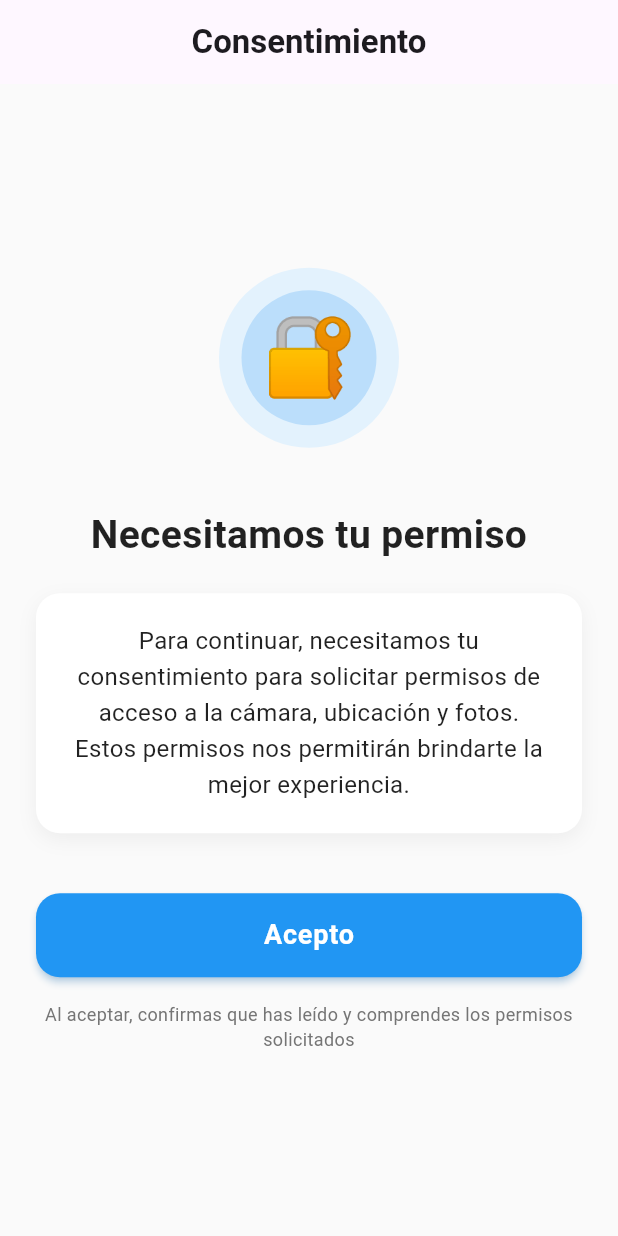
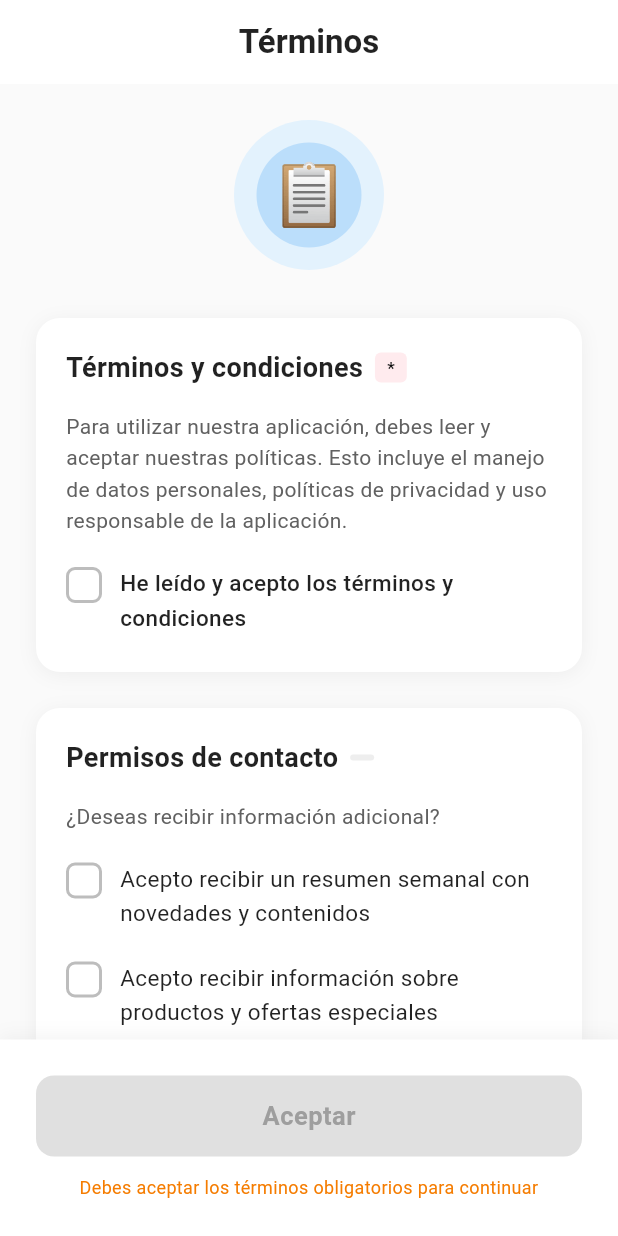
Before and after one commit to Bitboy7/ejemplo_pantalla_consentimiento, a Flutter app: the screen it shows after launch, on a phone screen of 412 x 824 dp. Run offline on Flutter 3.47's test engine with Material 3 defaults, Android fonts, the phone set to English and light mode, and no system bars; our stand-ins replace font_awesome_flutter, permission_handler, shared_preferences.

Commit message:
Refactor consent flow: replace ConsentScreen with TermsScreen and add terms acceptance handling

```diff
--- a/lib/main.dart
+++ b/lib/main.dart
@@ -1,5 +1,5 @@
 import 'package:flutter/material.dart';
-import 'screens/consent_screen.dart';
+import 'screens/terms_screen.dart';
 
 void main() {
   runApp(const ConsentApp());
@@ -14,7 +14,7 @@ class ConsentApp extends StatelessWidget {
     return MaterialApp(
       title: 'Pantalla de Consentimiento',
       theme: ThemeData(primarySwatch: Colors.blue),
-      home: const ConsentScreen(),
+      home: const TermsScreen(),
     );
   }
 }
--- a/lib/models/data_manager.dart
+++ b/lib/models/data_manager.dart
@@ -5,6 +5,9 @@ import 'package:shared_preferences/shared_preferences.dart';
 class DataManager {
   static const String _consentKey = 'user_consent_given';
   static const String _permissionsKey = 'permissions_status';
+  static const String _termsAcceptedKey = 'terms_accepted';
+  static const String _newsletterKey = 'accept_newsletter';
+  static const String _offersKey = 'accept_offers';
 
   /// Guarda si el usuario ha dado su consentimiento
   static Future<void> saveConsentStatus(bool consentGiven) async {
@@ -16,6 +19,40 @@ class DataManager {
   static Future<bool> getConsentStatus() async {
     final prefs = await SharedPreferences.getInstance();
     return prefs.getBool(_consentKey) ?? false;
+  }
+
+  /// Guarda si el usuario aceptó los términos y condiciones
+  static Future<void> saveTermsAccepted(bool accepted) async {
+    final prefs = await SharedPreferences.getInstance();
+    await prefs.setBool(_termsAcceptedKey, accepted);
+  }
+
+  /// Obtiene si el usuario aceptó los términos y condiciones
+  static Future<bool> getTermsAccepted() async {
+    final prefs = await SharedPreferences.getInstance();
+    return prefs.getBool(_termsAcceptedKey) ?? false;
+  }
+
+  /// Guarda las preferencias de contacto
+  static Future<void> saveContactPreferences({
+    required bool newsletter,
+    required bool offers,
+  }) async {
+    final prefs = await SharedPreferences.getInstance();
+    await prefs.setBool(_newsletterKey, newsletter);
+    await prefs.setBool(_offersKey, offers);
+  }
+
+  /// Obtiene si el usuario aceptó recibir newsletter
+  static Future<bool> getNewsletterPreference() async {
+    final prefs = await SharedPreferences.getInstance();
+    return prefs.getBool(_newsletterKey) ?? false;
+  }
+
+  /// Obtiene si el usuario aceptó recibir ofertas
+  static Future<bool> getOffersPreference() async {
+    final prefs = await SharedPreferences.getInstance();
+    return prefs.getBool(_offersKey) ?? false;
   }
 
   /// Guarda los estados de permisos
--- a/lib/screens/consent_screen.dart
+++ b/lib/screens/consent_screen.dart
@@ -56,7 +56,7 @@ class _ConsentScreenState extends State<ConsentScreen> {
       backgroundColor: Colors.grey.shade50,
       appBar: AppBar(
         title: const Text(
-          'Consentimiento',
+          'Permisos de la aplicación',
           style: TextStyle(fontWeight: FontWeight.w600),
         ),
         elevation: 0,
@@ -119,7 +119,7 @@ class _ConsentScreenState extends State<ConsentScreen> {
                   ],
                 ),
                 child: const Text(
-                  'Para continuar, necesitamos tu consentimiento para solicitar permisos de acceso a la cámara, ubicación y fotos. Estos permisos nos permitirán brindarte la mejor experiencia.',
+                  'Para continuar, necesitamos tu consentimiento para solicitar permisos de acceso a la cámara, ubicación y fotos. Esto nos permitirán brindarte la mejor experiencia.',
                   style: TextStyle(
                     fontSize: 16,
                     color: Colors.black87,
@@ -146,7 +146,7 @@ class _ConsentScreenState extends State<ConsentScreen> {
                     ),
                   ),
                   child: const Text(
-                    'Acepto',
+                    'Permitir',
                     style: TextStyle(
                       fontSize: 18,
                       fontWeight: FontWeight.w600,
--- /dev/null
+++ b/lib/screens/terms_screen.dart
@@ -0,0 +1,365 @@
+import 'package:flutter/material.dart';
+import '../models/data_manager.dart';
+import 'consent_screen.dart';
+
+/// Pantalla de aceptación de términos y condiciones
+class TermsScreen extends StatefulWidget {
+  const TermsScreen({super.key});
+
+  @override
+  State<TermsScreen> createState() => _TermsScreenState();
+}
+
+class _TermsScreenState extends State<TermsScreen> {
+  bool _acceptedTerms = false;
+  bool _acceptNewsletter = false;
+  bool _acceptOffers = false;
+
+  @override
+  void initState() {
+    super.initState();
+    _checkExistingTerms();
+  }
+
+  /// Verifica si ya se aceptaron los términos anteriormente
+  Future<void> _checkExistingTerms() async {
+    final termsAccepted = await DataManager.getTermsAccepted();
+    if (termsAccepted && mounted) {
+      Navigator.pushReplacement(
+        context,
+        MaterialPageRoute(builder: (_) => const ConsentScreen()),
+      );
+    }
+  }
+
+  /// Verifica si se puede continuar (términos obligatorios aceptados)
+  bool get _canContinue => _acceptedTerms;
+
+  /// Maneja el botón continuar
+  Future<void> _handleContinue() async {
+    if (!_canContinue) return;
+
+    // Guardar que el usuario aceptó los términos
+    await DataManager.saveTermsAccepted(true);
+
+    // Guardar las preferencias de contacto
+    await DataManager.saveContactPreferences(
+      newsletter: _acceptNewsletter,
+      offers: _acceptOffers,
+    );
+
+    if (mounted) {
+      Navigator.pushReplacement(
+        context,
+        MaterialPageRoute(builder: (_) => const ConsentScreen()),
+      );
+    }
+  }
+
+  @override
+  Widget build(BuildContext context) {
+    return Scaffold(
+      backgroundColor: Colors.grey.shade50,
+      appBar: AppBar(
+        title: const Text(
+          'Términos',
+          style: TextStyle(fontWeight: FontWeight.w600),
+        ),
+        elevation: 0,
+        centerTitle: true,
+        backgroundColor: Colors.white,
+        foregroundColor: Colors.black87,
+      ),
+      body: SafeArea(
+        child: Column(
+          children: [
+            Expanded(
+              child: SingleChildScrollView(
+                padding: const EdgeInsets.all(24.0),
+                child: Column(
+                  crossAxisAlignment: CrossAxisAlignment.start,
+                  children: [
+                    // Icono decorativo
+                    Center(
+                      child: Container(
+                        width: 100,
+                        height: 100,
+                        decoration: BoxDecoration(
+                          color: Colors.blue.shade50,
+                          shape: BoxShape.circle,
+                        ),
+                        child: Center(
+                          child: Container(
+                            width: 70,
+                            height: 70,
+                            decoration: BoxDecoration(
+                              color: Colors.blue.shade100,
+                              shape: BoxShape.circle,
+                            ),
+                            child: const Center(
+                              child: Text('📋', style: TextStyle(fontSize: 40)),
+                            ),
+                          ),
+                        ),
+                      ),
+                    ),
+                    const SizedBox(height: 32),
+
+                    // Sección obligatoria: Términos y condiciones
+                    _buildSection(
+                      title: 'Términos y condiciones',
+                      isRequired: true,
+                      child: Column(
+                        crossAxisAlignment: CrossAxisAlignment.start,
+                        children: [
+                          Text(
+                            'Para utilizar nuestra aplicación, debes leer y aceptar nuestras políticas. Esto incluye el manejo de datos personales, políticas de privacidad y uso responsable de la aplicación.',
+                            style: TextStyle(
+                              fontSize: 14,
+                              color: Colors.grey.shade700,
+                              height: 1.5,
+                            ),
+                          ),
+                          const SizedBox(height: 16),
+                          _buildCheckbox(
+                            value: _acceptedTerms,
+                            onChanged: (value) =>
+                                setState(() => _acceptedTerms = value ?? false),
+                            label:
+                                'He leído y acepto los términos y condiciones',
+                            isRequired: true,
+                          ),
+                        ],
+                      ),
+                    ),
+                    const SizedBox(height: 24),
+
+                    // Sección opcional: Permisos de contacto
+                    _buildSection(
+                      title: 'Permisos de contacto',
+                      isRequired: false,
+                      child: Column(
+                        crossAxisAlignment: CrossAxisAlignment.start,
+                        children: [
+                          Text(
+                            '¿Deseas recibir información adicional?',
+                            style: TextStyle(
+                              fontSize: 14,
+                              color: Colors.grey.shade700,
+                              height: 1.5,
+                            ),
+                          ),
+                          const SizedBox(height: 16),
+                          _buildCheckbox(
+                            value: _acceptNewsletter,
+                            onChanged: (value) => setState(
+                              () => _acceptNewsletter = value ?? false,
+                            ),
+                            label:
+                                'Acepto recibir un resumen semanal con novedades y contenidos',
+                            isRequired: false,
+                          ),
+                          const SizedBox(height: 12),
+                          _buildCheckbox(
+                            value: _acceptOffers,
+                            onChanged: (value) =>
+                                setState(() => _acceptOffers = value ?? false),
+                            label:
+                                'Acepto recibir información sobre productos y ofertas especiales',
+                            isRequired: false,
+                          ),
+                        ],
+                      ),
+                    ),
+                  ],
+                ),
+              ),
+            ),
+
+            // Botón continuar (fijo en la parte inferior)
+            Container(
+              padding: const EdgeInsets.all(24.0),
+              decoration: BoxDecoration(
+                color: Colors.white,
+                boxShadow: [
+                  BoxShadow(
+                    color: Colors.black.withOpacity(0.05),
+                    blurRadius: 10,
+                    offset: const Offset(0, -2),
+                  ),
+                ],
+              ),
+              child: Column(
+                mainAxisSize: MainAxisSize.min,
+                children: [
+                  SizedBox(
+                    width: double.infinity,
+                    height: 54,
+                    child: ElevatedButton(
+                      onPressed: _canContinue ? _handleContinue : null,
+                      style: ElevatedButton.styleFrom(
+                        backgroundColor: _canContinue
+                            ? Colors.blue
+                            : Colors.grey.shade300,
+                        foregroundColor: Colors.white,
+                        elevation: _canContinue ? 2 : 0,
+                        shadowColor: Colors.blue.withOpacity(0.4),
+                        shape: RoundedRectangleBorder(
+                          borderRadius: BorderRadius.circular(12),
+                        ),
+                        disabledBackgroundColor: Colors.grey.shade300,
+                        disabledForegroundColor: Colors.grey.shade500,
+                      ),
+                      child: const Text(
+                        'Aceptar',
+                        style: TextStyle(
+                          fontSize: 17,
+                          fontWeight: FontWeight.w600,
+                          letterSpacing: 0.3,
+                        ),
+                      ),
+                    ),
+                  ),
+                  if (!_canContinue)
+                    Padding(
+                      padding: const EdgeInsets.only(top: 12.0),
+                      child: Text(
+                        'Debes aceptar los términos obligatorios para continuar',
+                        style: TextStyle(
+                          fontSize: 12,
+                          color: Colors.orange.shade700,
+                        ),
+                        textAlign: TextAlign.center,
+                      ),
+                    ),
+                ],
+              ),
+            ),
+          ],
+        ),
+      ),
+    );
+  }
+
+  /// Widget para construir una sección con título
+  Widget _buildSection({
+    required String title,
+    required bool isRequired,
+    required Widget child,
+  }) {
+    return Container(
+      width: double.infinity,
+      padding: const EdgeInsets.all(20),
+      decoration: BoxDecoration(
+        color: Colors.white,
+        borderRadius: BorderRadius.circular(16),
+        boxShadow: [
+          BoxShadow(
+            color: Colors.black.withOpacity(0.05),
+            blurRadius: 10,
+            offset: const Offset(0, 2),
+          ),
+        ],
+      ),
+      child: Column(
+        crossAxisAlignment: CrossAxisAlignment.start,
+        children: [
+          Row(
+            children: [
+              Text(
+                title,
+                style: const TextStyle(
+                  fontSize: 18,
+                  fontWeight: FontWeight.bold,
+                  color: Colors.black87,
+                ),
+              ),
+              const SizedBox(width: 8),
+              if (isRequired)
+                Container(
+                  padding: const EdgeInsets.symmetric(
+                    horizontal: 8,
+                    vertical: 2,
+                  ),
+                  decoration: BoxDecoration(
+                    color: Colors.red.shade50,
+                    borderRadius: BorderRadius.circular(4),
+                  ),
+                  child: Text(
+                    '*',
+                    style: TextStyle(
+                      fontSize: 11,
+                      fontWeight: FontWeight.w600,
+                      color: const Color.fromARGB(255, 11, 11, 11),
+                    ),
+                  ),
+                )
+              else
+                Container(
+                  padding: const EdgeInsets.symmetric(
+                    horizontal: 8,
+                    vertical: 2,
+                  ),
+                  decoration: BoxDecoration(
+                    color: Colors.grey.shade200,
+                    borderRadius: BorderRadius.circular(4),
+                  ),
+                ),
+            ],
+          ),
+          const SizedBox(height: 16),
+          child,
+        ],
+      ),
+    );
+  }
+
+  /// Widget para construir un checkbox personalizado
+  Widget _buildCheckbox({
+    required bool value,
+    required ValueChanged<bool?> onChanged,
+    required String label,
+    required bool isRequired,
+  }) {
+    return InkWell(
+      onTap: () => onChanged(!value),
+      borderRadius: BorderRadius.circular(8),
+      child: Padding(
+        padding: const EdgeInsets.symmetric(vertical: 4.0),
+        child: Row(
+          crossAxisAlignment: CrossAxisAlignment.start,
+          children: [
+            Container(
+              width: 24,
+              height: 24,
+              margin: const EdgeInsets.only(top: 0),
+              decoration: BoxDecoration(
+                border: Border.all(
+                  color: value ? Colors.blue : Colors.grey.shade400,
+                  width: 2,
+                ),
+                borderRadius: BorderRadius.circular(6),
+                color: value ? Colors.blue : Colors.white,
+              ),
+              child: value
+                  ? const Icon(Icons.check, size: 16, color: Colors.white)
+                  : null,
+            ),
+            const SizedBox(width: 12),
+            Expanded(
+              child: Text(
+                label,
+                style: TextStyle(
+                  fontSize: 15,
+                  color: Colors.black87,
+                  height: 1.5,
+                  fontWeight: isRequired ? FontWeight.w500 : FontWeight.normal,
+                ),
+              ),
+            ),
+          ],
+        ),
+      ),
+    );
+  }
+}
```
